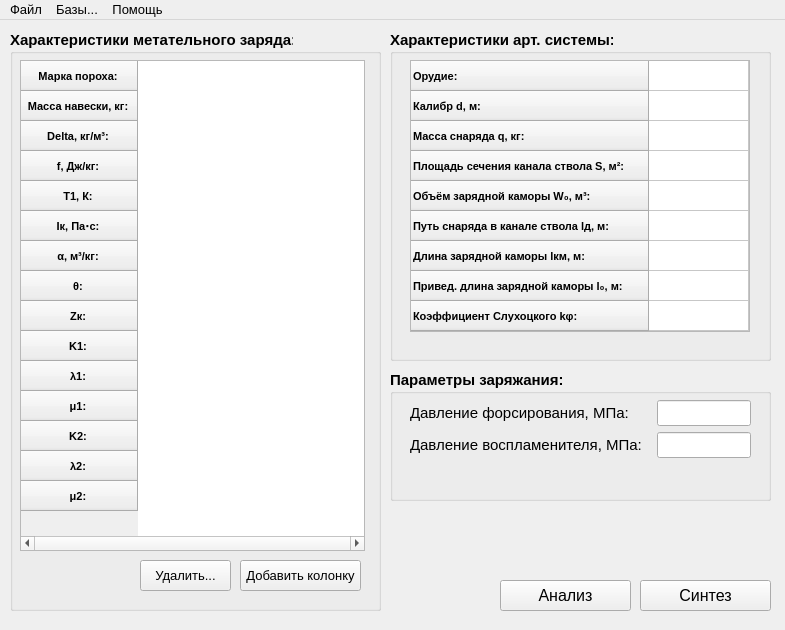
Qt form GUI/MainWindow/init.ui (sabbraxcaddabra/IntBalOptimization) before a commit.
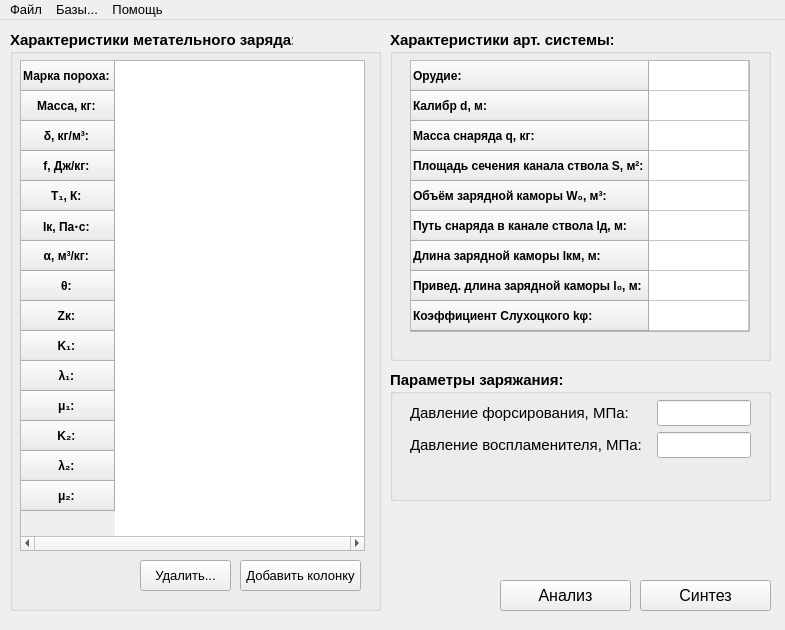
The same form after that commit.

What changed in the file:
```diff
--- a/GUI/MainWindow/init.ui
+++ b/GUI/MainWindow/init.ui
@@ -119,7 +119,7 @@
      </property>
      <property name="font">
       <font>
-       <pointsize>8</pointsize>
+       <pointsize>9</pointsize>
        <weight>50</weight>
        <bold>false</bold>
       </font>
@@ -164,7 +164,7 @@
      </row>
      <row>
       <property name="text">
-       <string>Масса навески, кг: </string>
+       <string>Масса, кг: </string>
       </property>
       <property name="font">
        <font>
@@ -178,7 +178,7 @@
      </row>
      <row>
       <property name="text">
-       <string>Delta, кг/м³: </string>
+       <string>δ, кг/м³: </string>
       </property>
       <property name="font">
        <font>
@@ -206,7 +206,7 @@
      </row>
      <row>
       <property name="text">
-       <string>T1, К: </string>
+       <string>T₁, К: </string>
       </property>
       <property name="font">
        <font>
@@ -276,7 +276,7 @@
      </row>
      <row>
       <property name="text">
-       <string>Κ1: </string>
+       <string>Κ₁: </string>
       </property>
       <property name="font">
        <font>
@@ -290,7 +290,7 @@
      </row>
      <row>
       <property name="text">
-       <string>λ1: </string>
+       <string>λ₁: </string>
       </property>
       <property name="font">
        <font>
@@ -304,7 +304,7 @@
      </row>
      <row>
       <property name="text">
-       <string>μ1: </string>
+       <string>μ₁: </string>
       </property>
       <property name="font">
        <font>
@@ -318,7 +318,7 @@
      </row>
      <row>
       <property name="text">
-       <string>Κ2: </string>
+       <string>Κ₂: </string>
       </property>
       <property name="font">
        <font>
@@ -332,7 +332,7 @@
      </row>
      <row>
       <property name="text">
-       <string>λ2: </string>
+       <string>λ₂: </string>
       </property>
       <property name="font">
        <font>
@@ -346,7 +346,7 @@
      </row>
      <row>
       <property name="text">
-       <string>μ2: </string>
+       <string>μ₂: </string>
       </property>
       <property name="font">
        <font>
@@ -442,7 +442,7 @@
      </property>
      <property name="font">
       <font>
-       <pointsize>8</pointsize>
+       <pointsize>9</pointsize>
        <weight>50</weight>
        <bold>false</bold>
       </font>
```
